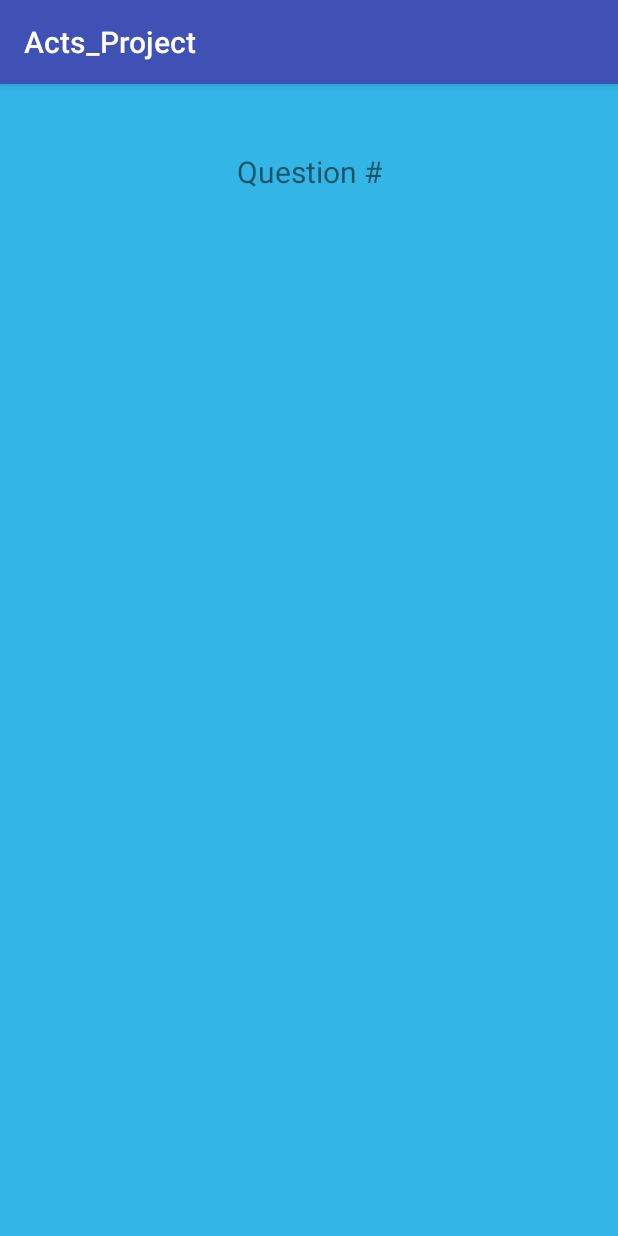
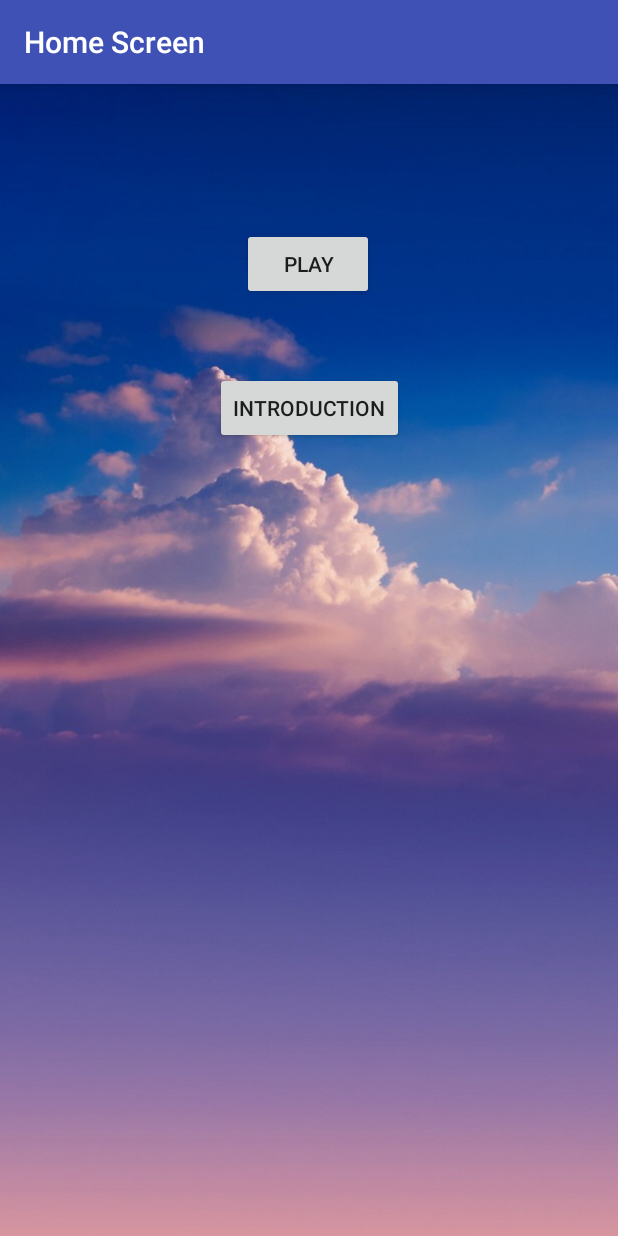
Before and after one commit to sher222/ActsProject, an Android app: the screen it shows after launch (LevelActivity), on a phone screen of 412 x 824 dp. Run offline under Robolectric (Android 15) with nearby library versions, the phone set to English and light mode, and no system bars.

Commit message:
Added initial homescreen layout

```diff
--- a/app/src/main/res/layout/activity_level.xml
+++ b/app/src/main/res/layout/activity_level.xml
@@ -5,31 +5,43 @@
     android:layout_width="match_parent"
     android:layout_height="match_parent"
     tools:context="com.rfproductions.acts_project.LevelActivity">
+    <Button
+        android:id="@+id/button2"
+        android:layout_width="wrap_content"
+        android:layout_height="48dp"
+        android:layout_marginRight="48dp"
+        android:layout_marginTop="96dp"
+        android:text="@string/button_play"
+        app:layout_constraintRight_toRightOf="parent"
+        app:layout_constraintTop_toTopOf="parent"
+        android:layout_marginLeft="48dp"
+        app:layout_constraintLeft_toLeftOf="parent"
+        app:layout_constraintHorizontal_bias="0.497"
+        android:layout_marginStart="48dp"
+        android:layout_marginEnd="48dp" />
+
+    <Button
+        android:id="@+id/button"
+        android:layout_width="wrap_content"
+        android:layout_height="wrap_content"
+        android:layout_marginLeft="48dp"
+        android:layout_marginRight="48dp"
+        android:layout_marginTop="48dp"
+        android:text="@string/button_intro"
+        app:layout_constraintLeft_toLeftOf="parent"
+        app:layout_constraintRight_toRightOf="parent"
+        app:layout_constraintTop_toBottomOf="@+id/button2"
+        android:layout_marginStart="48dp"
+        android:layout_marginEnd="48dp" />
 
     <ImageView
-        android:id="@+id/background"
-        android:layout_width="match_parent"
-        android:layout_height="match_parent"
-        android:layout_marginBottom="0dp"
-        android:layout_marginLeft="0dp"
-        android:layout_marginRight="0dp"
-        android:layout_marginTop="0dp"
-        app:layout_constraintBottom_toBottomOf="parent"
-        app:layout_constraintLeft_toLeftOf="parent"
-        app:layout_constraintRight_toRightOf="parent"
-        app:layout_constraintTop_toTopOf="parent"
-        app:srcCompat="@android:color/holo_blue_light" />
-
-    <TextView
-        android:id="@+id/number"
+        android:id="@+id/imageView12"
         android:layout_width="wrap_content"
         android:layout_height="wrap_content"
-        android:text="Question #"
-        android:textSize="20sp"
-        app:layout_constraintBottom_toBottomOf="parent"
-        app:layout_constraintLeft_toLeftOf="parent"
-        app:layout_constraintRight_toRightOf="parent"
-        app:layout_constraintTop_toTopOf="parent"
-        app:layout_constraintVertical_bias="0.060000002" />
+        app:srcCompat="@drawable/cloud"
+        tools:layout_editor_absoluteY="0dp"
+        android:layout_marginLeft="0dp"
+        android:scaleType="centerCrop"
+        />
 
 </android.support.constraint.ConstraintLayout>
--- a/app/src/main/res/values/strings.xml
+++ b/app/src/main/res/values/strings.xml
@@ -1,3 +1,5 @@
 <resources>
-    <string name="app_name">Acts_Project</string>
+    <string name="app_name">Home Screen</string>
+    <string name="button_play">Play</string>
+    <string name="button_intro">Introduction</string>
 </resources>
```
Also changed, not shown: app/src/main/res/drawable/cloud.jpg (added).
